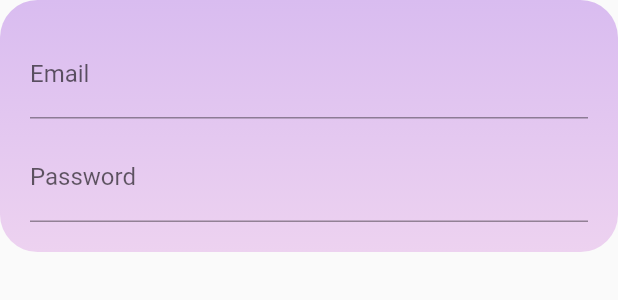
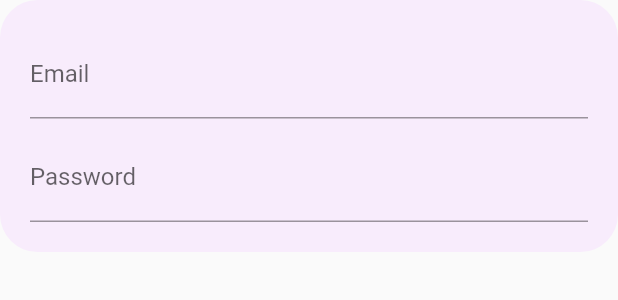
Before and after one commit to poly-team/poly_events_mobile, a Flutter app: the LoginForm widget shown alone on an empty page, opened directly, on a phone screen of 412 x 824 dp. Shown: the top 300 px of the screen. Run offline on Flutter 3.47's test engine with Material 2 defaults, Android fonts, the phone set to English and light mode, and no system bars.

Commit message:
Update color of the text input container to match original design

```diff
--- a/lib/login_page/login_form.dart
+++ b/lib/login_page/login_form.dart
@@ -12,14 +12,7 @@ class LoginFormState extends State<LoginForm> {
   Widget build(BuildContext context) {
     return Container(
       decoration: BoxDecoration(
-          //gradient color for the rectangle
-          gradient: LinearGradient(
-              begin: Alignment.topCenter,
-              end: Alignment.bottomCenter,
-              colors: <Color>[
-                Color.fromARGB(255, 217, 188, 240),
-                Color.fromARGB(255, 237, 210, 240)
-              ]),
+          color: Color.fromARGB(255, 248, 236, 252),
           borderRadius: BorderRadius.only(
             topLeft: const Radius.circular(25.0),
             topRight: const Radius.circular(25.0),
```
